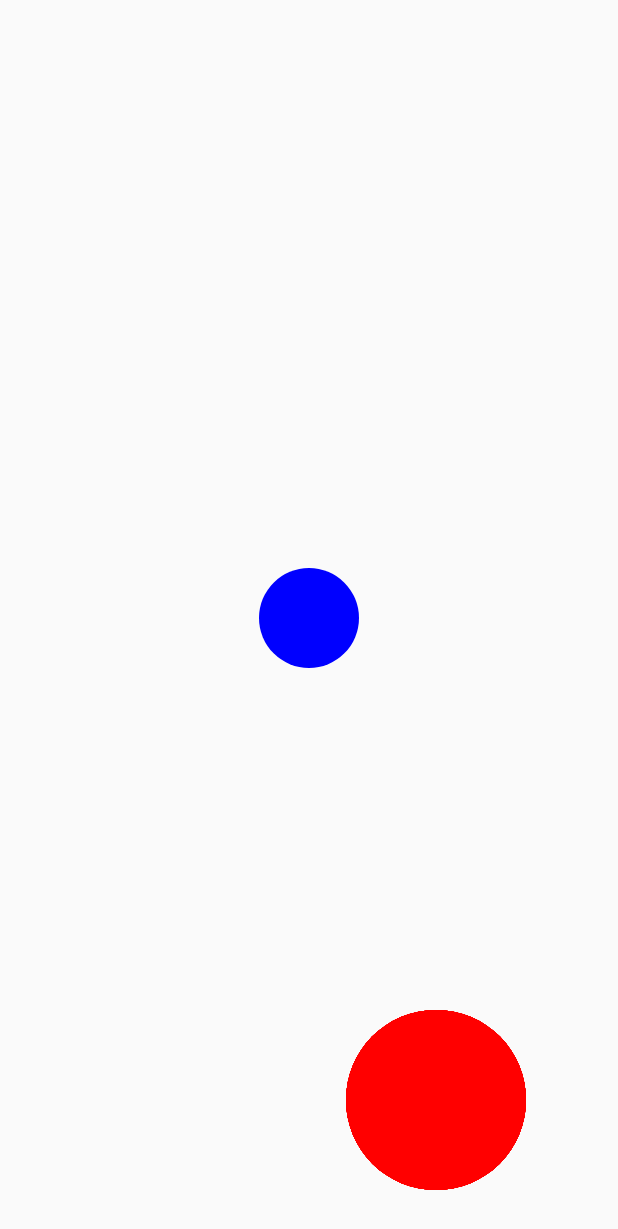
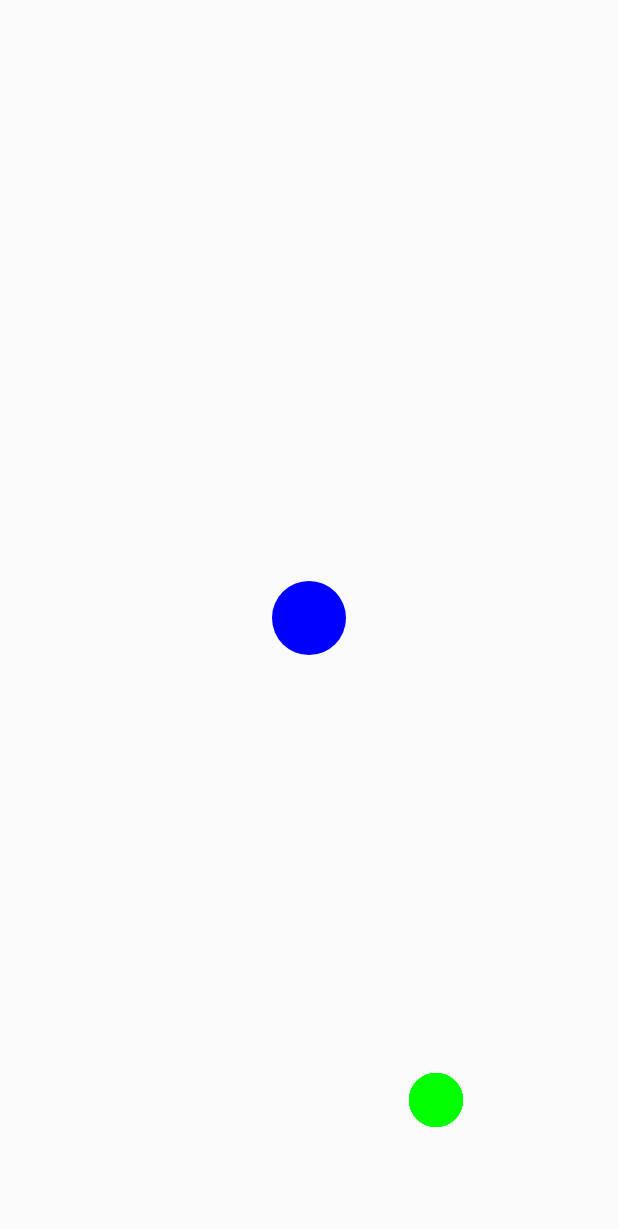
Before and after one commit to roma-sck/CirclesSurvival, an Android app: the GameActivity screen opened directly, with no data from a screen before it, on a phone screen of 412 x 824 dp. Shown: the top 1229 px of the screen. Run offline under Robolectric (Android 15) with nearby library versions, the phone set to English and light mode, and no system bars; 1 statement that could not run was skipped.

Commit message:
set circles radiuses from dimens

```diff
--- a/app/src/main/java/com/example/sck/circles_survival/views/EnemyCircle.java
+++ b/app/src/main/java/com/example/sck/circles_survival/views/EnemyCircle.java
@@ -2,14 +2,16 @@
 
 import android.graphics.Color;
 
+import com.example.sck.circles_survival.App;
+import com.example.sck.circles_survival.R;
 import com.example.sck.circles_survival.manager.GameManager;
 
 import java.util.Random;
 
 public class EnemyCircle extends BaseCircle {
 
-    public static final int FROM_RADIUS = 10;
-    public static final int TO_RADIUS = 110;
+    public static final int FROM_RADIUS = (int) App.getContext().getResources().getDimension(R.dimen.enemy_from_radius);
+    public static final int TO_RADIUS = (int) App.getContext().getResources().getDimension(R.dimen.enemy_to_radius);
     public static final int ENEMY_COLOR = Color.RED;
     public static final int FOOD_COLOR = Color.GREEN;
     public static final int RANDOM_SPEED = 10;
--- a/app/src/main/java/com/example/sck/circles_survival/views/PlayerCircle.java
+++ b/app/src/main/java/com/example/sck/circles_survival/views/PlayerCircle.java
@@ -1,17 +1,21 @@
 package com.example.sck.circles_survival.views;
 
 import android.graphics.Color;
+import android.widget.Toast;
 
+import com.example.sck.circles_survival.App;
+import com.example.sck.circles_survival.R;
 import com.example.sck.circles_survival.manager.GameManager;
 
 public class PlayerCircle extends BaseCircle {
 
-    public static final int PLAYER_INIT_RADIUS = 50;
+    public static final int PLAYER_INIT_RADIUS = (int) App.getContext().getResources().getDimension(R.dimen.player_init_radius);
     public static final int PLAYER_MAIN_SPEED = 20;
     public static final int PLAYER_COLOR = Color.BLUE;
 
     public PlayerCircle(int x, int y) {
         super(x, y, PLAYER_INIT_RADIUS);
+        Toast.makeText(App.getContext(), "--player-radius--" + PLAYER_INIT_RADIUS, Toast.LENGTH_LONG).show();
         setColor(PLAYER_COLOR);
     }
 
--- a/app/src/main/res/values/dimens.xml
+++ b/app/src/main/res/values/dimens.xml
@@ -28,4 +28,8 @@
     <dimen name="dialog_game_end_img_padding">10dp</dimen>
     <dimen name="dialog_game_end_result_textsize">20sp</dimen>
 
+    <dimen name="player_init_radius">25dp</dimen>
+    <dimen name="enemy_from_radius">5dp</dimen>
+    <dimen name="enemy_to_radius">60dp</dimen>
+
 </resources>
```
